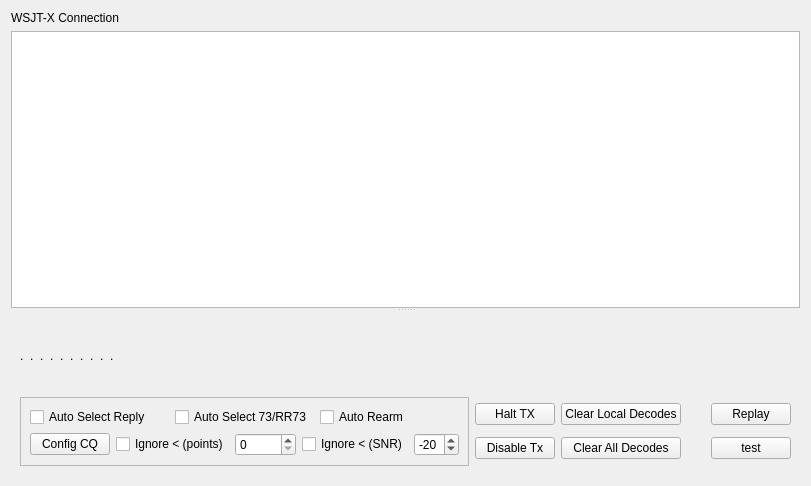
First picture: the form in mqt/MqtLogger/WsjtxFrame.ui, repository Rsclub22/Minos2-Mirror, before the edit.
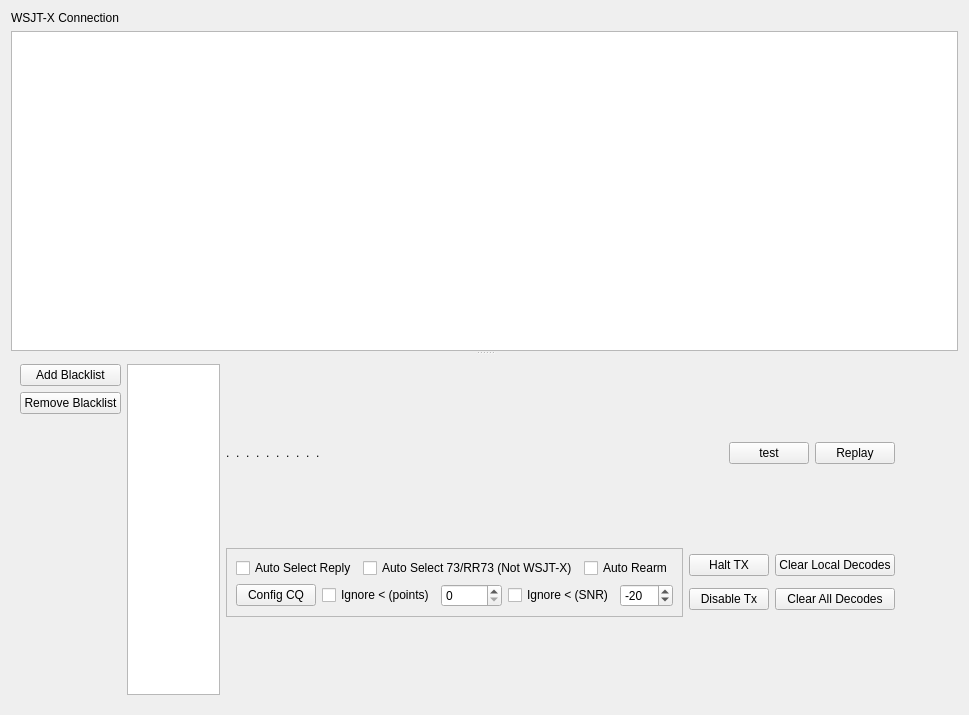
Second picture: the form after the edit. Custom widgets are drawn as their Qt base class.

Commit message: Add a blacklist view

```diff
--- a/mqt/MqtLogger/WsjtxFrame.ui
+++ b/mqt/MqtLogger/WsjtxFrame.ui
@@ -6,8 +6,8 @@
    <rect>
     <x>0</x>
     <y>0</y>
-    <width>811</width>
-    <height>486</height>
+    <width>969</width>
+    <height>715</height>
    </rect>
   </property>
   <property name="windowTitle">
@@ -82,8 +82,8 @@
         <rect>
          <x>0</x>
          <y>0</y>
-         <width>793</width>
-         <height>174</height>
+         <width>969</width>
+         <height>336</height>
         </rect>
        </property>
        <property name="sizePolicy">
@@ -92,6 +92,46 @@
          <verstretch>0</verstretch>
         </sizepolicy>
        </property>
+       <layout class="QHBoxLayout" name="horizontalLayout_8">
+        <item>
+         <layout class="QHBoxLayout" name="horizontalLayout_5">
+          <item>
+           <layout class="QVBoxLayout" name="verticalLayout">
+            <item>
+             <widget class="QPushButton" name="addBlackListButton">
+              <property name="text">
+               <string>Add Blacklist</string>
+              </property>
+             </widget>
+            </item>
+            <item>
+             <widget class="QPushButton" name="removeBlackListButton">
+              <property name="text">
+               <string>Remove Blacklist</string>
+              </property>
+             </widget>
+            </item>
+            <item>
+             <spacer name="verticalSpacer">
+              <property name="orientation">
+               <enum>Qt::Vertical</enum>
+              </property>
+              <property name="sizeHint" stdset="0">
+               <size>
+                <width>20</width>
+                <height>40</height>
+               </size>
+              </property>
+             </spacer>
+            </item>
+           </layout>
+          </item>
+          <item>
+           <widget class="QListView" name="blackListView"/>
+          </item>
+         </layout>
+        </item>
+        <item>
        <layout class="QVBoxLayout" name="verticalLayout_6">
         <item>
          <layout class="QHBoxLayout" name="horizontalLayout_4">
@@ -185,10 +225,34 @@
             </property>
            </spacer>
           </item>
-         </layout>
-        </item>
+            <item>
+             <layout class="QHBoxLayout" name="horizontalLayout_6">
+              <item>
+               <widget class="QPushButton" name="testButton">
+                <property name="focusPolicy">
+                 <enum>Qt::NoFocus</enum>
+                </property>
+                <property name="text">
+                 <string>test</string>
+                </property>
+               </widget>
+              </item>
+              <item>
+               <widget class="QPushButton" name="replayButton">
+                <property name="focusPolicy">
+                 <enum>Qt::NoFocus</enum>
+                </property>
+                <property name="text">
+                 <string>Replay</string>
+                </property>
+               </widget>
+              </item>
+             </layout>
+            </item>
+           </layout>
+          </item>
         <item>
-         <layout class="QHBoxLayout" name="horizontalLayout_5">
+           <layout class="QHBoxLayout" name="horizontalLayout_7">
           <item>
            <widget class="QFrame" name="autoSelectReplyFrame">
             <property name="sizePolicy">
@@ -203,7 +267,7 @@
             <property name="frameShadow">
              <enum>QFrame::Raised</enum>
             </property>
-            <layout class="QVBoxLayout" name="verticalLayout">
+              <layout class="QVBoxLayout" name="verticalLayout_5">
              <item>
               <layout class="QHBoxLayout" name="horizontalLayout_3">
                <item>
@@ -228,7 +292,7 @@
                   <enum>Qt::NoFocus</enum>
                  </property>
                  <property name="text">
-                  <string>Auto Select 73/RR73</string>
+                    <string>Auto Select 73/RR73 (Not WSJT-X)</string>
                  </property>
                 </widget>
                </item>
@@ -358,6 +422,10 @@
             </item>
            </layout>
           </item>
+           </layout>
+          </item>
+         </layout>
+        </item>
           <item>
            <spacer name="horizontalSpacer">
             <property name="orientation">
@@ -365,37 +433,11 @@
             </property>
             <property name="sizeHint" stdset="0">
              <size>
-              <width>40</width>
+            <width>217</width>
               <height>20</height>
              </size>
             </property>
            </spacer>
-          </item>
-          <item>
-           <layout class="QVBoxLayout" name="verticalLayout_5">
-            <item>
-             <widget class="QPushButton" name="replayButton">
-              <property name="focusPolicy">
-               <enum>Qt::NoFocus</enum>
-              </property>
-              <property name="text">
-               <string>Replay</string>
-              </property>
-             </widget>
-            </item>
-            <item>
-             <widget class="QPushButton" name="testButton">
-              <property name="focusPolicy">
-               <enum>Qt::NoFocus</enum>
-              </property>
-              <property name="text">
-               <string>test</string>
-              </property>
-             </widget>
-            </item>
-           </layout>
-          </item>
-         </layout>
         </item>
        </layout>
       </widget>
```
Lines whose indentation alone changed are shown as unchanged. The commit also changes 2 other files.
